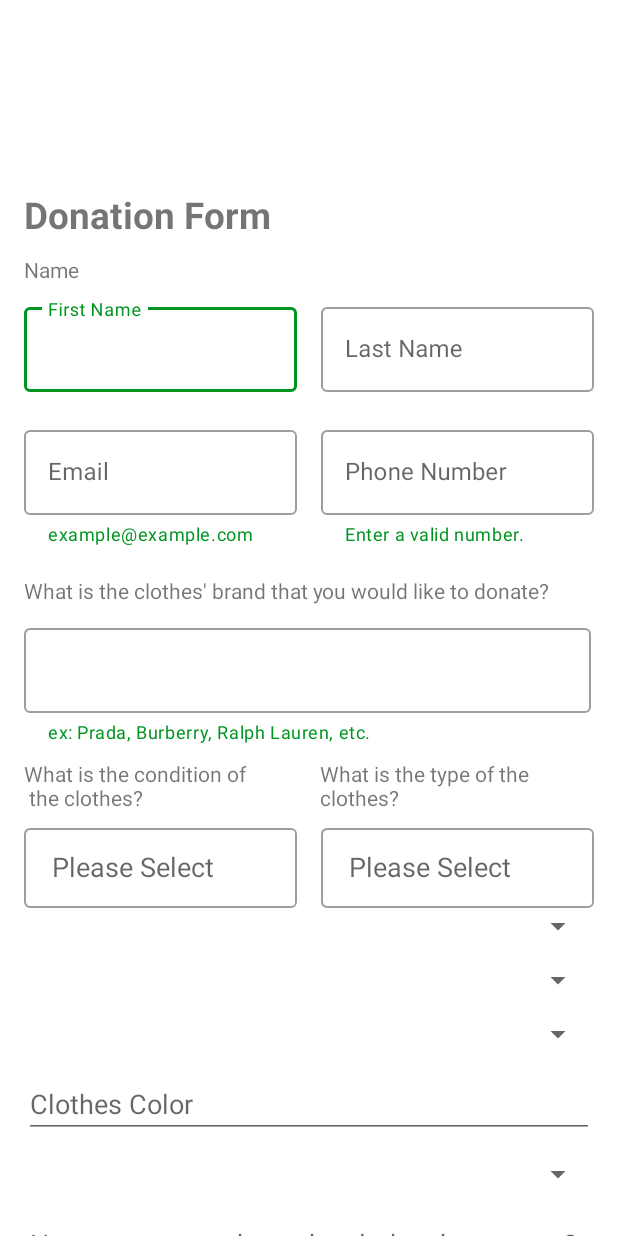
After one commit to Vinola-Lorencia/ReWeave, an Android app: the layout fragment_formulir_donasi.xml on its own in the app's theme, with its tools: preview values and no code run, on a phone screen of 412 x 824 dp. The commit adds this screen. Run offline under Robolectric (Android 15) with nearby library versions, the phone set to English and light mode, and no system bars; Roboto replaces fonts that are not available here.

Commit message:
FormulirDonasi (raw)

```diff
--- /dev/null
+++ b/app/src/main/res/layout/fragment_formulir_donasi.xml
@@ -0,0 +1,323 @@
+<?xml version="1.0" encoding="utf-8"?>
+<androidx.core.widget.NestedScrollView xmlns:android="http://schemas.android.com/apk/res/android"
+    xmlns:tools="http://schemas.android.com/tools"
+    android:layout_width="match_parent"
+    android:layout_height="match_parent"
+    xmlns:app="http://schemas.android.com/apk/res-auto"
+    tools:context=".FormulirDonasi">
+
+    <LinearLayout
+        android:layout_width="match_parent"
+        android:layout_height="wrap_content"
+        android:orientation="vertical"
+        android:padding="16dp">
+
+        <TextView
+            android:id="@+id/textView2"
+            android:layout_width="match_parent"
+            android:layout_height="wrap_content"
+            android:text="Donation Form"
+            android:layout_marginTop="110dp"
+            android:textSize="11pt"
+            android:textStyle="bold"/>
+
+        <TextView
+            android:layout_width="match_parent"
+            android:layout_height="wrap_content"
+            android:text="Name"
+            android:layout_marginBottom="10dp"
+            android:layout_marginTop="10dp" />
+
+        <!-- First & Last Name -->
+        <LinearLayout
+            android:layout_width="match_parent"
+            android:layout_height="wrap_content"
+            android:orientation="horizontal"
+            android:gravity="center_horizontal">
+
+            <com.google.android.material.textfield.TextInputLayout
+                style="@style/Widget.MaterialComponents.TextInputLayout.OutlinedBox"
+                android:layout_width="0dp"
+                android:layout_height="wrap_content"
+                android:layout_weight="1"
+                android:hint="First Name">
+
+                <com.google.android.material.textfield.TextInputEditText
+                    android:id="@+id/inputEditFirst"
+                    android:layout_width="match_parent"
+                    android:layout_height="wrap_content"
+                    android:textColor="#000000" />
+            </com.google.android.material.textfield.TextInputLayout>
+
+            <Space
+                android:layout_width="16dp"
+                android:layout_height="wrap_content" />
+
+            <com.google.android.material.textfield.TextInputLayout
+                style="@style/Widget.MaterialComponents.TextInputLayout.OutlinedBox"
+                android:layout_width="0dp"
+                android:layout_height="wrap_content"
+                android:layout_weight="1"
+                android:hint="Last Name">
+
+                <com.google.android.material.textfield.TextInputEditText
+                    android:id="@+id/inputEditLast"
+                    android:layout_width="match_parent"
+                    android:layout_height="wrap_content"
+                    android:textColor="#000000" />
+            </com.google.android.material.textfield.TextInputLayout>
+        </LinearLayout>
+
+        <!-- Email & Phone -->
+        <LinearLayout
+            android:layout_width="match_parent"
+            android:layout_height="wrap_content"
+            android:orientation="horizontal"
+            android:layout_marginTop="20dp"
+            android:gravity="center_horizontal">
+
+            <com.google.android.material.textfield.TextInputLayout
+                style="@style/Widget.MaterialComponents.TextInputLayout.OutlinedBox"
+                android:layout_width="0dp"
+                android:layout_height="wrap_content"
+                android:layout_weight="1"
+                android:hint="Email"
+                app:helperText="example@example.com"
+                app:helperTextTextColor="#009521">
+
+                <com.google.android.material.textfield.TextInputEditText
+                    android:id="@+id/inputEditEmail"
+                    android:layout_width="match_parent"
+                    android:layout_height="wrap_content"
+                    android:textColor="#000000" />
+            </com.google.android.material.textfield.TextInputLayout>
+
+            <Space
+                android:layout_width="16dp"
+                android:layout_height="wrap_content" />
+
+            <com.google.android.material.textfield.TextInputLayout
+                style="@style/Widget.MaterialComponents.TextInputLayout.OutlinedBox"
+                android:layout_width="0dp"
+                android:layout_height="wrap_content"
+                android:layout_weight="1"
+                android:hint="Phone Number"
+                app:helperText="Enter a valid number."
+                app:helperTextTextColor="#009521">
+
+                <com.google.android.material.textfield.TextInputEditText
+                    android:id="@+id/inputEditPhone"
+                    android:layout_width="match_parent"
+                    android:layout_height="wrap_content"
+                    android:textColor="#000000" />
+            </com.google.android.material.textfield.TextInputLayout>
+
+        </LinearLayout>
+
+        <!-- Brand -->
+        <TextView
+            android:id="@+id/textView"
+            android:layout_width="match_parent"
+            android:layout_height="wrap_content"
+            android:layout_marginTop="20dp"
+            android:layout_marginBottom="10dp"
+            android:text="What is the clothes' brand that you would like to donate?" />
+
+        <com.google.android.material.textfield.TextInputLayout
+            style="@style/Widget.MaterialComponents.TextInputLayout.OutlinedBox"
+            android:layout_width="378dp"
+            android:layout_height="wrap_content"
+            android:layout_weight="1"
+            app:helperText="ex: Prada, Burberry, Ralph Lauren, etc."
+            app:helperTextTextColor="#009521">
+
+            <com.google.android.material.textfield.TextInputEditText
+                android:id="@+id/inputType"
+                android:layout_width="match_parent"
+                android:layout_height="wrap_content"
+                android:textColor="#000000" />
+        </com.google.android.material.textfield.TextInputLayout>
+
+
+        <LinearLayout
+            android:layout_width="match_parent"
+            android:layout_height="match_parent"
+            android:orientation="horizontal">
+
+            <TextView
+                android:id="@+id/textView45"
+                android:layout_width="209dp"
+                android:layout_height="wrap_content"
+                android:layout_marginTop="10dp"
+                android:layout_weight="1"
+                android:text="What is the condition of \n the clothes?" />
+
+            <TextView
+                android:id="@+id/textView53"
+                android:layout_width="wrap_content"
+                android:layout_height="wrap_content"
+                android:layout_weight="1"
+                android:layout_marginTop="10dp"
+                android:text="What is the type of the clothes?" />
+        </LinearLayout>
+
+        <LinearLayout
+            android:layout_width="match_parent"
+            android:layout_height="wrap_content"
+            android:orientation="horizontal"
+            android:layout_marginTop="5dp"
+            android:gravity="center_horizontal">
+
+
+            <!-- Dropdown 1 -->
+
+
+            <com.google.android.material.textfield.TextInputLayout
+                style="@style/Widget.MaterialComponents.TextInputLayout.OutlinedBox"
+                android:layout_width="0dp"
+                android:layout_height="wrap_content"
+                android:layout_weight="1"
+                android:hint="    Please Select"
+                app:helperTextTextColor="#009521">
+
+                <AutoCompleteTextView
+                    android:id="@+id/dropdownOption1"
+                    android:layout_width="match_parent"
+                    android:layout_height="53dp"
+                    android:textColor="#000000"
+                    android:inputType="none"
+                    android:focusable="false" />
+            </com.google.android.material.textfield.TextInputLayout>
+
+            <Space
+                android:layout_width="16dp"
+                android:layout_height="wrap_content" />
+
+            <!-- Dropdown 2 -->
+            <com.google.android.material.textfield.TextInputLayout
+                style="@style/Widget.MaterialComponents.TextInputLayout.OutlinedBox"
+                android:layout_width="0dp"
+                android:layout_height="wrap_content"
+                android:layout_weight="1"
+                android:hint="    Please Select"
+                app:helperTextTextColor="#009521">
+
+                <AutoCompleteTextView
+                    android:id="@+id/dropdownOption2"
+                    android:layout_width="match_parent"
+                    android:layout_height="53dp"
+                    android:textColor="#000000"
+                    android:inputType="none"
+                    android:focusable="false" />
+            </com.google.android.material.textfield.TextInputLayout>
+
+        </LinearLayout>
+
+        <!-- Spinners -->
+
+        <Spinner
+            android:id="@+id/clothes_condition"
+            android:layout_width="match_parent"
+            android:layout_height="wrap_content"
+            android:layout_marginBottom="12dp" />
+
+        <Spinner
+            android:id="@+id/clothes_type"
+            android:layout_width="match_parent"
+            android:layout_height="wrap_content"
+            android:layout_marginBottom="12dp" />
+
+        <Spinner
+            android:id="@+id/clothes_fabric"
+            android:layout_width="match_parent"
+            android:layout_height="wrap_content"
+            android:layout_marginBottom="12dp" />
+
+        <EditText
+            android:id="@+id/clothes_color"
+            android:layout_width="match_parent"
+            android:layout_height="wrap_content"
+            android:hint="Clothes Color"
+            android:inputType="text"
+            android:textColor="#000000"
+            android:layout_marginBottom="12dp" />
+
+        <Spinner
+            android:id="@+id/clothes_size"
+            android:layout_width="match_parent"
+            android:layout_height="wrap_content"
+            android:layout_marginBottom="12dp" />
+
+        <EditText
+            android:id="@+id/clothes_age"
+            android:layout_width="match_parent"
+            android:layout_height="wrap_content"
+            android:hint="How many years have the clothes been worn?"
+            android:inputType="number"
+            android:textColor="#000000"
+            android:layout_marginBottom="12dp" />
+
+        <!-- Contact Permission -->
+        <CheckBox
+            android:id="@+id/permission_contact"
+            android:layout_width="wrap_content"
+            android:layout_height="wrap_content"
+            android:text="Do you have permission to contact you about the clothes?"
+            android:layout_marginBottom="12dp" />
+
+        <!-- Preferred Call Time -->
+        <EditText
+            android:id="@+id/preferred_call_time"
+            android:layout_width="match_parent"
+            android:layout_height="wrap_content"
+            android:hint="When would you like to be called?"
+            android:inputType="datetime"
+            android:textColor="#000000"
+            android:layout_marginBottom="12dp" />
+
+        <!-- Upload -->
+        <TextView
+            android:id="@+id/upload_photos_label"
+            android:layout_width="wrap_content"
+            android:layout_height="wrap_content"
+            android:text="Please upload the photos of the clothes."
+            android:textStyle="bold"
+            android:layout_marginTop="8dp"
+            android:layout_marginBottom="12dp" />
+
+        <Button
+            android:id="@+id/upload_button"
+            android:layout_width="wrap_content"
+            android:layout_height="wrap_content"
+            android:text="Browse Files"
+            android:layout_marginBottom="12dp"
+            android:layout_gravity="center" />
+
+        <TextView
+            android:id="@+id/drag_drop_area"
+            android:layout_width="match_parent"
+            android:layout_height="wrap_content"
+            android:text="Drag and drop files here\nNo file chosen"
+            android:gravity="center"
+            android:layout_marginBottom="12dp" />
+
+        <!-- Extra Info -->
+        <EditText
+            android:id="@+id/extra_info"
+            android:layout_width="match_parent"
+            android:layout_height="wrap_content"
+            android:hint="Is there any information that you would like to add?"
+            android:inputType="textMultiLine"
+            android:textColor="#000000"
+            android:layout_marginBottom="12dp" />
+
+        <Button
+            android:id="@+id/submit_button"
+            android:layout_width="wrap_content"
+            android:layout_height="wrap_content"
+            android:text="Submit"
+            android:layout_marginTop="16dp"
+            android:layout_gravity="center"
+            android:layout_marginBottom="50dp" />
+    </LinearLayout>
+</androidx.core.widget.NestedScrollView>
--- a/app/src/main/res/values/dimens.xml
+++ b/app/src/main/res/values/dimens.xml
@@ -2,4 +2,5 @@
     <!-- Default screen margins, per the Android Design guidelines. -->
     <dimen name="activity_horizontal_margin">16dp</dimen>
     <dimen name="activity_vertical_margin">16dp</dimen>
+    <dimen name="text_margin">16dp</dimen>
 </resources>
```
Also changed, not shown: app/src/main/java/com/example/reweave/FormulirDonasi.java (added, +151 -0 lines), app/src/main/res/values/strings.xml (+89 -0 lines).
